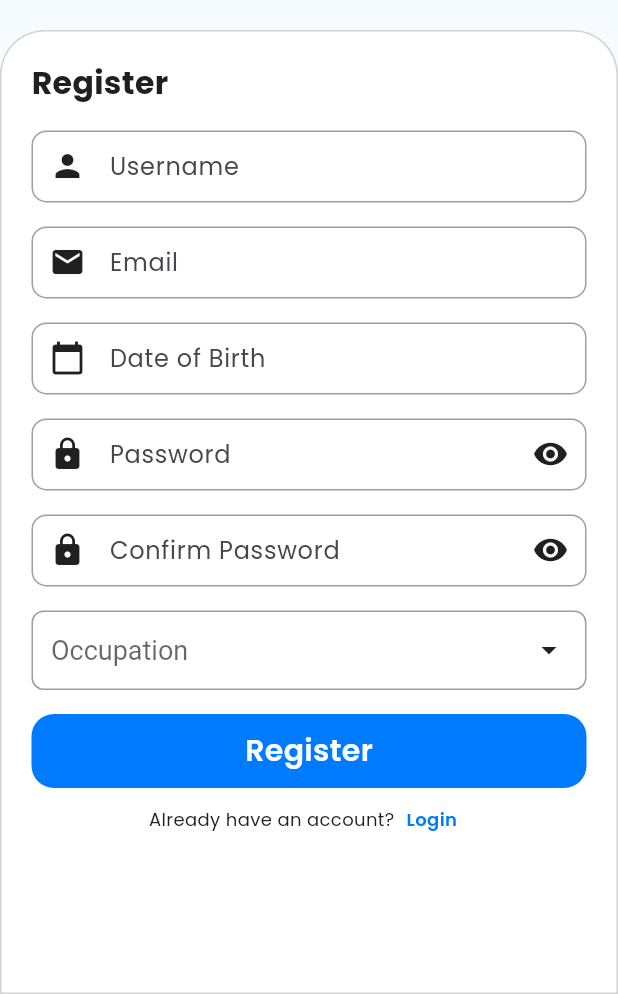
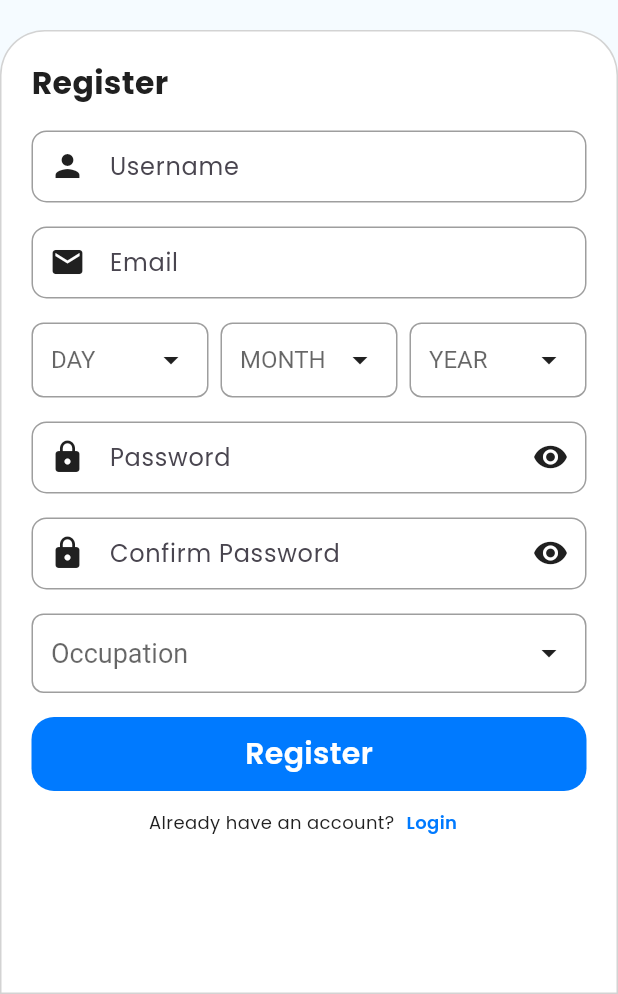
Before and after one commit to thanhquang2004/Study-tracker-app, a Flutter app: the LoginView screen opened by its route, after a tap on "Login", after a tap on "Register", on a phone screen of 412 x 824 dp, the part 242-1236 px from its top. Run offline on Flutter 3.47's test engine with Material 3 defaults, Android fonts, the light colour scheme and no system bars; our stand-ins replace dio, equatable, flutter_bloc, flutter_dotenv, flutter_secure_storage, flutter_svg and 7 more; accounts and stored records are empty; network calls fail.

Commit message:
feat: add dropdown field date for register form

```diff
--- a/lib/presentation/login/view/login_view.dart
+++ b/lib/presentation/login/view/login_view.dart
@@ -76,7 +76,7 @@ class _LoginViewState extends State<LoginView> {
             errorText: state.isError ? state.errorMessage : "",
             prefixNavigateText: AppStrings.haveNotAccount,
             navigateText: AppStrings.register,
-            navigate: () => Get.offAllNamed(Routes.registerRoute),
+            navigate: () => Get.toNamed(Routes.registerRoute),
           );
         },
       ),
--- a/lib/presentation/register/cubit/register_cubit.dart
+++ b/lib/presentation/register/cubit/register_cubit.dart
@@ -1,6 +1,7 @@
 import 'package:flutter/material.dart';
 import 'package:flutter_bloc/flutter_bloc.dart';
 import 'package:get/get.dart';
+import 'package:study_tracker_mobile/app/helper.dart';
 import 'package:study_tracker_mobile/data/services/auth_service.dart';
 import 'package:study_tracker_mobile/presentation/register/cubit/register_state.dart';
 import 'package:study_tracker_mobile/presentation/resources/routes_manager.dart';
@@ -27,16 +28,16 @@ class RegisterCubit extends Cubit<RegisterState> {
   Future<void> register() async {
     try {
       Get.dialog(LoadingDialog());
+      print(formatDateTime(state.dobController.text));
       final data = {
         'username': state.usernameController.text,
         'email': state.emailController.text,
         'name': state.usernameController.text,
-        'dob': (state.dobController.text),
+        'dob': state.dobController.text,
         'password': state.passwordController.text,
         'occupation': state.occupation,
       };
-      if (state.passwordController.text !=
-          state.confirmPasswordController.text) {
+      if (state.passwordController.text != state.confirmPasswordController.text) {
         Get.back();
         emit(state.copyWith(
           isError: true,
@@ -64,7 +65,7 @@ class RegisterCubit extends Cubit<RegisterState> {
         isError: false,
         errorMessage: "",
       ));
-      Get.offAllNamed(Routes.loginRoute);
+      Get.toNamed(Routes.loginRoute);
     } catch (e) {
       Get.back();
       emit(state.copyWith(
--- a/lib/presentation/register/view/register_view.dart
+++ b/lib/presentation/register/view/register_view.dart
@@ -9,6 +9,7 @@ import 'package:study_tracker_mobile/presentation/register/cubit/register_cubit.
 import 'package:study_tracker_mobile/presentation/register/cubit/register_state.dart';
 import 'package:study_tracker_mobile/presentation/resources/routes_manager.dart';
 import 'package:study_tracker_mobile/presentation/resources/strings_manager.dart';
+import 'package:study_tracker_mobile/presentation/widget/authen_date_picker.dart';
 import 'package:study_tracker_mobile/presentation/widget/authen_dropdow.dart';
 import 'package:study_tracker_mobile/presentation/widget/authen_field.dart';
 
@@ -20,12 +21,17 @@ class RegisterView extends StatefulWidget {
 }
 
 class _RegisterViewState extends State<RegisterView> {
+  List<String> occupationOptions = [
+    'School Student',
+    'University Student',
+    'Working Professional',
+    'Other',
+  ];
   @override
   Widget build(BuildContext context) {
     return BlocProvider(
       create: (context) => RegisterCubit(),
-      child:
-          BlocBuilder<RegisterCubit, RegisterState>(builder: (context, state) {
+      child: BlocBuilder<RegisterCubit, RegisterState>(builder: (context, state) {
         return AuthenticateLayout(
           height: 0.78 * Constants.deviceHeight,
           title: AppStrings.register,
@@ -42,10 +48,16 @@ class _RegisterViewState extends State<RegisterView> {
               hint: AppStrings.email,
               prefixIcon: Icons.email,
             ),
-            AuthenTextField(
+            // AuthenTextField(
+            //   controller: state.dobController,
+            //   label: AppStrings.dob,
+            //   hint: '${AppStrings.dob} (${AppStrings.ddmmyyyy})',
+            //   prefixIcon: Icons.calendar_today,
+            // ),
+            AuthenDatePicker(
               controller: state.dobController,
               label: AppStrings.dob,
-              hint: AppStrings.dob,
+              hint: '${AppStrings.dob} (${AppStrings.ddmmyyyy})',
               prefixIcon: Icons.calendar_today,
             ),
             AuthenTextField(
@@ -65,7 +77,7 @@ class _RegisterViewState extends State<RegisterView> {
             AuthenDropdown<String>(
               label: AppStrings.occupation,
               hint: AppStrings.occupation,
-              items: ['Học sinh', 'Sinh viên', 'Người đi làm', 'Khác'],
+              items: occupationOptions,
               value: state.occupation,
               prefixIcon: Icons.school,
               onChanged: (val) {
@@ -78,7 +90,7 @@ class _RegisterViewState extends State<RegisterView> {
           errorText: state.isError ? state.errorMessage : "",
           prefixNavigateText: AppStrings.haveAccount,
           navigateText: AppStrings.login,
-          navigate: () => Get.offAndToNamed(Routes.loginRoute),
+          navigate: () => Get.back(),
         );
       }),
     );
--- a/lib/presentation/resources/strings_manager.dart
+++ b/lib/presentation/resources/strings_manager.dart
@@ -26,6 +26,7 @@ class AppStrings {
   static const String username = "Username";
   static const String email = "Email";
   static const String dob = "Date of Birth";
+  static const String ddmmyyyy = "dd/MM/yyyy";
   static const String password = "Password";
   static const String confirmPassword = "Confirm Password";
   static const String occupation = "Occupation";
--- /dev/null
+++ b/lib/presentation/widget/authen_date_picker.dart
@@ -0,0 +1,172 @@
+import 'package:flutter/material.dart';
+import 'package:study_tracker_mobile/presentation/resources/color_manager.dart';
+import 'package:study_tracker_mobile/presentation/resources/value_manager.dart';
+
+class AuthenDatePicker extends StatefulWidget {
+  final String label;
+  final String? hint;
+  final IconData? prefixIcon;
+  final TextEditingController? controller;
+
+  const AuthenDatePicker({
+    super.key,
+    required this.label,
+    this.hint,
+    this.prefixIcon,
+    this.controller,
+  });
+
+  @override
+  _AuthenDatePickerState createState() => _AuthenDatePickerState();
+}
+
+class _AuthenDatePickerState extends State<AuthenDatePicker> {
+  int? selectedDay;
+  int? selectedMonth;
+  int? selectedYear;
+  final List<int> days = List.generate(31, (index) => index + 1);
+  final List<int> months = List.generate(12, (index) => index + 1);
+  final List<int> years = List.generate(100, (index) => DateTime.now().year - index);
+
+  @override
+  void initState() {
+    super.initState();
+    // Initialize with current date or parse from controller if available
+    if (widget.controller?.text.isNotEmpty == true) {
+      final parts = widget.controller!.text.split('-');
+      if (parts.length == 3) {
+        selectedDay = int.tryParse(parts[0]);
+        selectedMonth = int.tryParse(parts[1]);
+        selectedYear = int.tryParse(parts[2]);
+      }
+    }
+  }
+
+  void _updateDate() {
+    if (selectedDay != null && selectedMonth != null && selectedYear != null) {
+      // Validate day in month
+      final daysInMonth = DateTime(selectedYear!, selectedMonth! + 1, 0).day;
+      if (selectedDay! > daysInMonth) {
+        setState(() {
+          selectedDay = daysInMonth;
+        });
+      }
+      // Update controller with formatted date (dd-MM-yyyy)
+      widget.controller?.text =
+          '${selectedDay!.toString().padLeft(2, '0')}-${selectedMonth!.toString().padLeft(2, '0')}-$selectedYear';
+    } else {
+      widget.controller?.text = '';
+    }
+  }
+
+  @override
+  Widget build(BuildContext context) {
+    return Padding(
+      padding: const EdgeInsets.symmetric(vertical: AppSize.s8),
+      child: Column(
+        crossAxisAlignment: CrossAxisAlignment.start,
+        children: [
+          Row(
+            children: [
+              // Day Dropdown
+              Expanded(
+                flex: 2,
+                child: Container(
+                  padding: const EdgeInsets.symmetric(horizontal: 12),
+                  decoration: BoxDecoration(
+                    border: Border.all(color: Colors.grey),
+                    borderRadius: BorderRadius.circular(8),
+                  ),
+                  child: DropdownButton<int>(
+                    value: selectedDay,
+                    hint: const Text('DAY'),
+                    isExpanded: true,
+                    items: days.map((day) {
+                      return DropdownMenuItem<int>(
+                        value: day,
+                        child: Text(day.toString().padLeft(2, '0')),
+                      );
+                    }).toList(),
+                    onChanged: (value) {
+                      setState(() {
+                        selectedDay = value;
+                        _updateDate();
+                      });
+                    },
+                    style: TextStyle(fontSize: 16, color: XColors.neutral_1),
+                    icon: Icon(Icons.arrow_drop_down, color: XColors.neutral_1),
+                    underline: const SizedBox(),
+                  ),
+                ),
+              ),
+              const SizedBox(width: 8),
+              // Month Dropdown
+              Expanded(
+                flex: 2,
+                child: Container(
+                  padding: const EdgeInsets.symmetric(horizontal: 12),
+                  decoration: BoxDecoration(
+                    border: Border.all(color: Colors.grey),
+                    borderRadius: BorderRadius.circular(8),
+                  ),
+                  child: DropdownButton<int>(
+                    value: selectedMonth,
+                    hint: const Text('MONTH'),
+                    isExpanded: true,
+                    items: months.map((month) {
+                      return DropdownMenuItem<int>(
+                        value: month,
+                        child: Text(month.toString().padLeft(2, '0')),
+                      );
+                    }).toList(),
+                    onChanged: (value) {
+                      setState(() {
+                        selectedMonth = value;
+                        _updateDate();
+                      });
+                    },
+                    style: TextStyle(fontSize: 16, color: XColors.neutral_1),
+                    icon: Icon(Icons.arrow_drop_down, color: XColors.neutral_1),
+                    underline: const SizedBox(),
+                  ),
+                ),
+              ),
+              const SizedBox(width: 8),
+              // Year Dropdown
+              Expanded(
+                flex: 2,
+                child: Container(
+                  padding: const EdgeInsets.symmetric(horizontal: 12),
+                  decoration: BoxDecoration(
+                    border: Border.all(color: Colors.grey),
+                    borderRadius: BorderRadius.circular(8),
+                  ),
+                  child: DropdownButton<int>(
+                    value: selectedYear,
+                    hint: const Text('YEAR'),
+                    isExpanded: true,
+                    items: years.map((year) {
+                      return DropdownMenuItem<int>(
+                        value: year,
+                        child: Text(year.toString()),
+                      );
+                    }).toList(),
+                    onChanged: (value) {
+                      setState(() {
+                        selectedYear = value;
+                        _updateDate();
+                      });
+                    },
+                    style: TextStyle(fontSize: 16, color: XColors.neutral_1),
+                    icon: Icon(Icons.arrow_drop_down, color: XColors.neutral_1),
+                    underline: const SizedBox(),
+                  ),
+                ),
+              ),
+            ],
+          ),
+        ],
+      ),
+    );
+  }
+}
```
